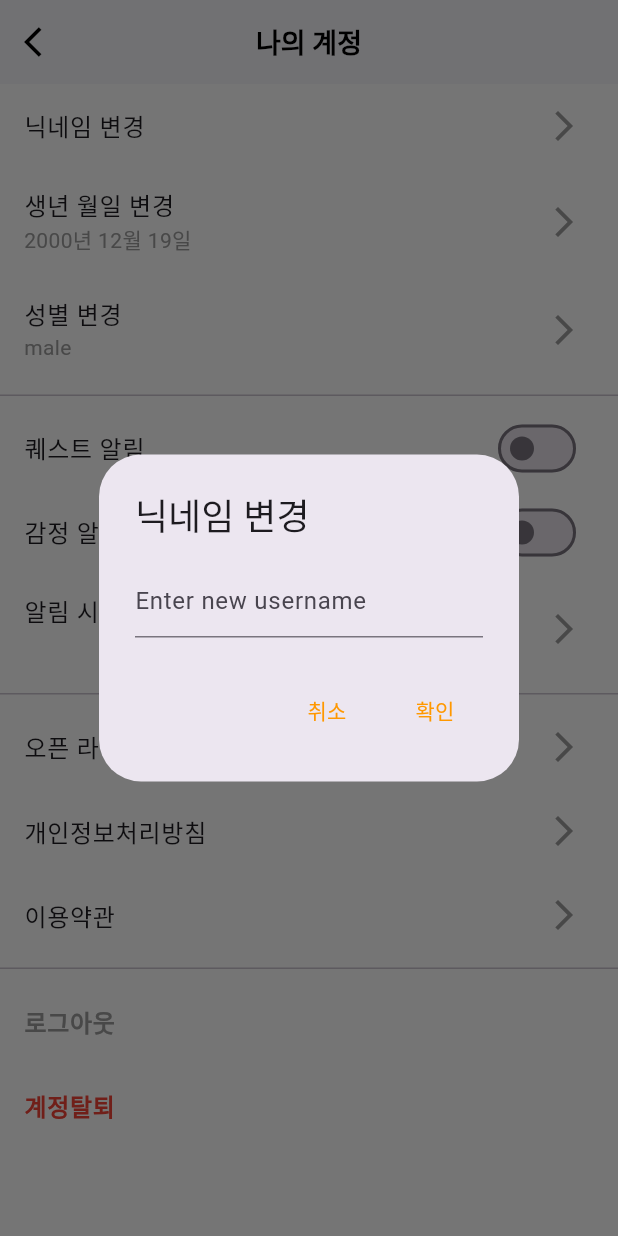
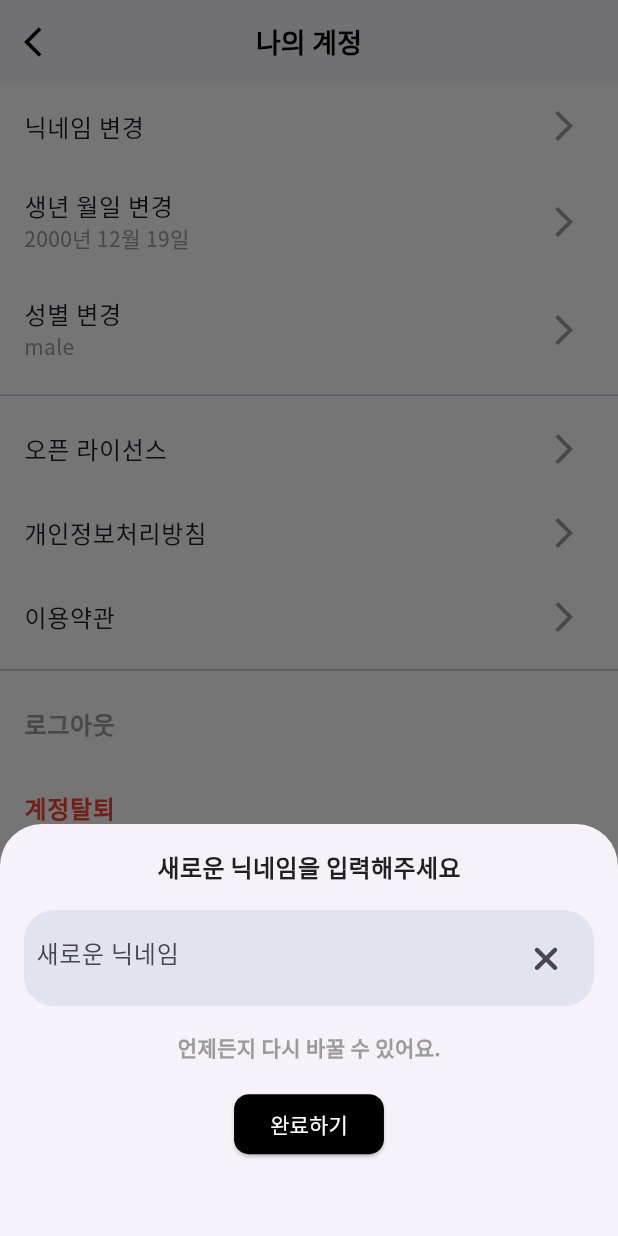
Before and after one commit to bellaria19/Ego, a Flutter app: the DetailScreen screen opened directly, after a tap on "닉네임 변경", on a phone screen of 412 x 824 dp. Run offline on Flutter 3.47's test engine with Material 3 defaults, Android fonts, the phone set to English and light mode, and no system bars; our stand-ins replace firebase_auth, firebase_core, flutter_markdown, flutter_rating_bar, font_awesome_flutter, google_fonts and 5 more; accounts and stored records are empty; generated files the repository leaves out were written again.

Commit message:
Add Font Noto Sans Korean

```diff
--- a/lib/screens/profile/setting_screen.dart
+++ b/lib/screens/profile/setting_screen.dart
@@ -1,10 +1,10 @@
 import 'package:ego/main.dart';
 import 'package:ego/utils/constants.dart';
-import 'package:ego/widget/reusable_switch_tile.dart';
 import 'package:ego/widget/set_list_tile.dart';
 import 'package:firebase_auth/firebase_auth.dart';
 import 'package:flutter/cupertino.dart';
 import 'package:flutter/material.dart';
+import 'package:font_awesome_flutter/font_awesome_flutter.dart';
 import 'package:google_sign_in/google_sign_in.dart';
 import 'package:intl/intl.dart';
 
@@ -33,39 +33,104 @@ class _DetailScreenState extends State<DetailScreen> {
   bool emotionAlarm = false;
 
   void updateUsername() {
-    showDialog(
+    showModalBottomSheet(
         context: context,
-      builder: (BuildContext context) {
+        builder: (context) {
           TextEditingController controller = TextEditingController();
-        return AlertDialog(
-          title: const Text('닉네임 변경'),
-          content: TextField(
+          return SizedBox(
+            height: MediaQuery.of(context).size.height / 3,
+            child: Column(
+              mainAxisAlignment: MainAxisAlignment.spaceEvenly,
+              children: [
+                const Text(
+                  '새로운 닉네임을 입력해주세요',
+                  style: TextStyle(fontSize: 16, fontWeight: FontWeight.w700),
+                ),
+                Padding(
+                  padding: const EdgeInsets.symmetric(horizontal: 16.0),
+                  child: Container(
+                    padding: const EdgeInsets.all(8.0),
+                    decoration: BoxDecoration(
+                      color: const Color(0xffE1E3EF),
+                      borderRadius: BorderRadius.circular(20),
+                    ),
+                    child: TextField(
+                      maxLength: 10,
                       controller: controller,
-            decoration: const InputDecoration(
-              hintText: 'Enter new username',
+                      decoration: InputDecoration(
+                        border: InputBorder.none,
+                        hintText: '새로운 닉네임',
+                        counterText: '',
+                        suffixIcon: IconButton(
+                          onPressed: controller.clear,
+                          icon: const Icon(FontAwesomeIcons.xmark),
                         ),
                       ),
-          actions: <Widget>[
-            TextButton(
-              child: const Text('취소'),
-              onPressed: () {
-                Navigator.of(context).pop();
-              },
                     ),
-            TextButton(
-              child: const Text('확인'),
+                  ),
+                ),
+                const Text(
+                  '언제든지 다시 바꿀 수 있어요.',
+                  style: TextStyle(
+                    fontWeight: FontWeight.bold,
+                    fontSize: 14,
+                    color: Color(0xff9B9B9B),
+                  ),
+                ),
+                ElevatedButton(
                   onPressed: () {
                     setState(() {
                       userData.setUsername = controller.text;
                       print(userData.getUsername);
                     });
-                Navigator.of(context).pop();
                   },
+                  style: ElevatedButton.styleFrom(
+                      shape: RoundedRectangleBorder(
+                        borderRadius: BorderRadius.circular(10),
                       ),
+                      foregroundColor: Colors.white,
+                      backgroundColor: Colors.black),
+                  child: const Text('완료하기'),
+                ),
+                formSpacer,
               ],
+            ),
           );
-      },
-    );
+        });
+    // showDialog(
+    //   context: context,
+    //   builder: (context) {
+    //     TextEditingController controller = TextEditingController();
+    //     return
+    //       AlertDialog(
+    //       title: const Text('닉네임 변경'),
+    //       content: TextField(
+    //         controller: controller,
+    //         decoration: const InputDecoration(
+    //           hintText: 'Enter new username',
+    //         ),
+    //       ),
+    //       actions: <Widget>[
+    //         TextButton(
+    //           child: const Text('취소'),
+    //           onPressed: () {
+    //             Navigator.of(context).pop();
+    //           },
+    //         ),
+    //         TextButton(
+    //           child: const Text('확인'),
+    //           onPressed: () {
+    //             setState(() {
+    //               userData.setUsername = controller.text;
+    //               print(userData.getUsername);
+    //             });
+    //             Navigator.of(context).pop();
+    //           },
+    //         ),
+    //       ],
+    //     );
+    //   },
+    // );
   }
 
   @override
@@ -138,45 +203,6 @@ class _DetailScreenState extends State<DetailScreen> {
                   );
                 },
               );
-            },
-          ),
-          const Divider(
-            height: 15,
-          ),
-          ReusableSwitchTile(
-            title: '퀘스트 알림',
-            value: questAlarm,
-            onChanged: (bool value) {
-              setState(() {
-                questAlarm = value;
-              });
-            },
-          ),
-          ReusableSwitchTile(
-            title: '감정 알림',
-            value: emotionAlarm,
-            onChanged: (bool value) {
-              setState(() {
-                emotionAlarm = value;
-              });
-            },
-          ),
-          SetListTile(
-            title: '알림 시간',
-            subtitle: selectedTime != null
-                ? formatTimeOfDay(context, selectedTime!)
-                : '',
-            onTap: () {
-              showTimePicker(
-                context: context,
-                initialTime: TimeOfDay.now(),
-              ).then((time) {
-                if (time != null) {
-                  setState(() {
-                    selectedTime = time;
-                  });
-                }
-              });
             },
           ),
           const Divider(
--- a/lib/utils/constants.dart
+++ b/lib/utils/constants.dart
@@ -26,6 +26,7 @@ const unexpectedErrorMessage = 'Unexpected error occurred.';
 /// Basic theme to change the look and feel of the app
 final appTheme = ThemeData.light().copyWith(
   primaryColorDark: Colors.orange,
+  textTheme: Typography().black.apply(fontFamily: 'NotoSansKR'),
   appBarTheme: const AppBarTheme(
     elevation: 1,
     backgroundColor: Colors.white,
```
Also changed, not shown: pubspec.yaml (+22 -12 lines), pubspec.lock, 10 other files. Lines whose indentation alone changed are shown as unchanged.
